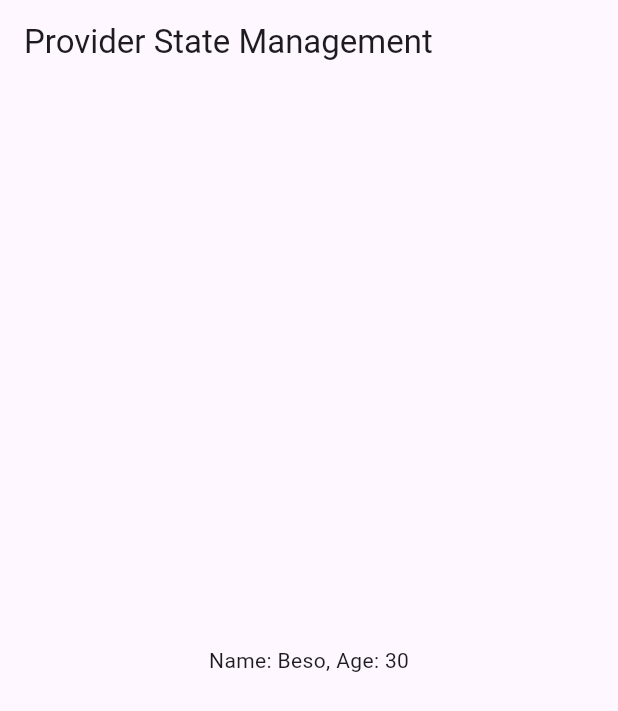
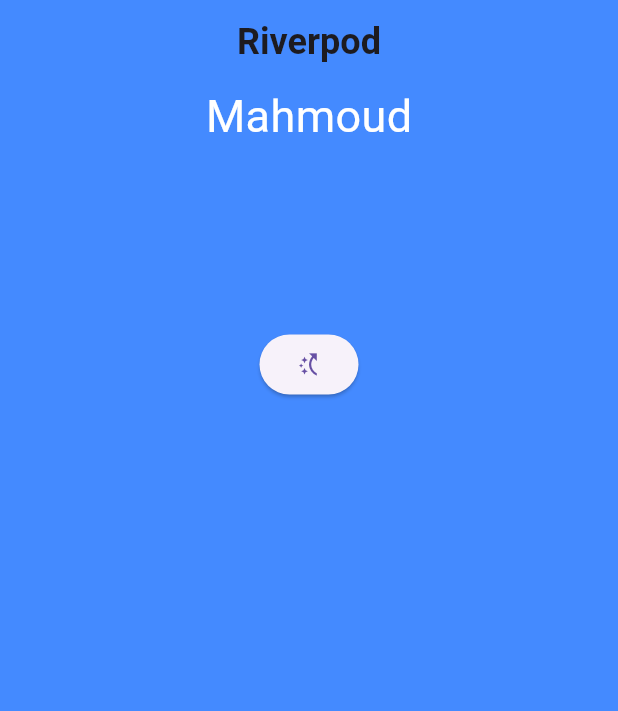
Before and after one commit to Beso-07/Riverpod, a Flutter app: the screen it shows after launch, on a phone screen of 412 x 824 dp. Shown: the top 711 px of the screen. Run offline on Flutter 3.47's test engine with Material 3 defaults, Android fonts, the phone set to English and light mode, and no system bars; our stand-ins replace flutter_riverpod.

Commit message:
state provider v1

```diff
--- a/lib/main.dart
+++ b/lib/main.dart
@@ -1,19 +1,15 @@
 import 'package:flutter/material.dart';
 import 'package:flutter_riverpod/flutter_riverpod.dart';
+import 'package:flutter_riverpod/legacy.dart';
 
 void main() {
   runApp(
     ProviderScope(
-      // provider scope is used to manage the state of the providers in the app
-      // provider scope must be the root of the app, it will be used to manage the state of the providers in the apps
-      // overrides is used to override the providers in the app, we can use it to mock the providers in the tests
-      overrides: [
-        nameProvider.overrideWithValue('Beso'),
-        ageProvider.overrideWithValue(30),
-
-      ],
-
-      child: TestState()));
+      // ProviderScope is the root of Riverpod.
+      // It holds and manages the state of all providers in the app.
+      child: TestState(),
+    ),
+  );
 }
 
 class TestState extends StatelessWidget {
@@ -21,7 +17,10 @@
 
   @override
   Widget build(BuildContext context) {
-    return MaterialApp(debugShowCheckedModeBanner: false, home: HomeScreen());
+    return MaterialApp(
+      debugShowCheckedModeBanner: false,
+      home: HomeScreen(),
+    );
   }
 }
 
@@ -30,14 +29,68 @@
 
   @override
   Widget build(BuildContext context, WidgetRef ref) {
+    // ref.watch() is used to listen to a provider.
+    // When the provider value changes, the widget rebuilds automatically.
     final name = ref.watch(nameProvider);
-    final age = ref.watch(ageProvider);
+
     return Scaffold(
-      appBar: AppBar(title: Text('Provider State Management')),
-      body: Center(child: Text('Name: $name, Age: $age')),
+      backgroundColor: Colors.blueAccent,
+      appBar: AppBar(
+        backgroundColor: Colors.blueAccent,
+        title: Text(
+          'Riverpod',
+          style: TextStyle(fontSize: 24, fontWeight: FontWeight.bold),
+        ),
+        centerTitle: true,
+      ),
+      body: Center(
+        child: Column(
+          crossAxisAlignment: CrossAxisAlignment.center,
+          children: [
+            // Display current state value from the provider
+            Text(
+              name,
+              style: TextStyle(fontSize: 30, color: Colors.white),
+            ),
+
+            SizedBox(height: 120),
+
+            ElevatedButton(
+              onPressed: () {
+                // Create a shuffled copy of the names list
+                final List<String> names = randomNames..shuffle();
+
+                // ref.read() is used to access the provider without listening
+                // .notifier gives access to the state controller
+                // .state is used to update the value
+                ref.read(nameProvider.notifier).state = names.first;
+              },
+              child: Icon(Icons.switch_access_shortcut_sharp),
+            ),
+          ],
+        ),
+      ),
     );
   }
 }
 
-final nameProvider = Provider<String>((ref) => 'Mahmoud Bassem');
-final ageProvider = Provider<int>((ref) => 22);
+// StateProvider is used to manage simple mutable state (like a variable).
+// It allows reading and updating the state easily.
+final nameProvider = StateProvider<String>((ref) {
+  // Initial value of the state
+  return 'Mahmoud';
+});
+
+// A list of names used to randomly update the state
+List<String> randomNames = [
+  'Mahmoud',
+  'Ahmed',
+  'Ali',
+  'Sara',
+  'Laila',
+  'Omar',
+  'Youssef',
+  'Mona',
+  'Hassan',
+  'Nour'
+];
```
